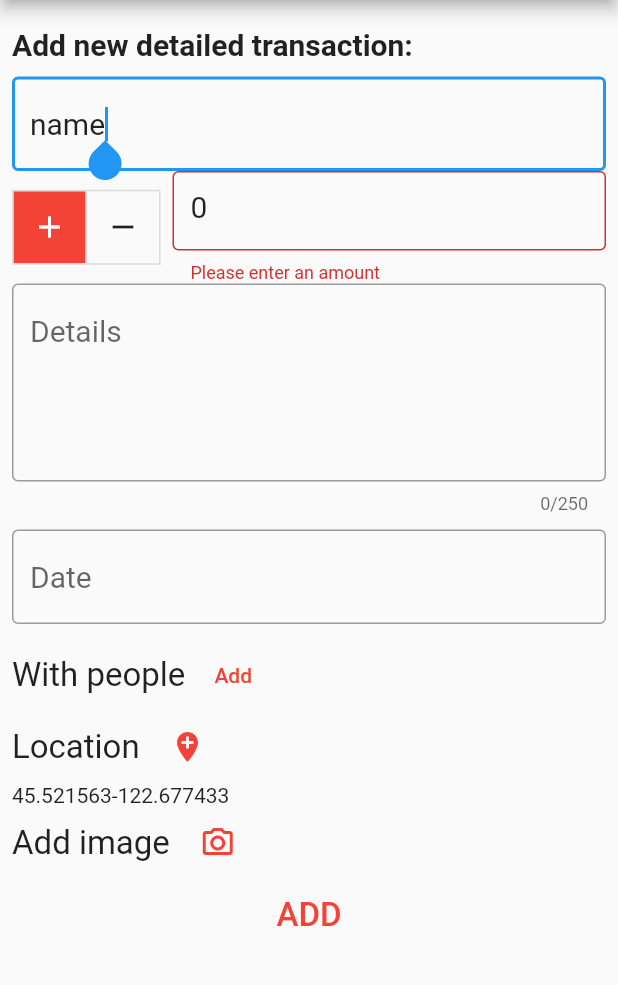
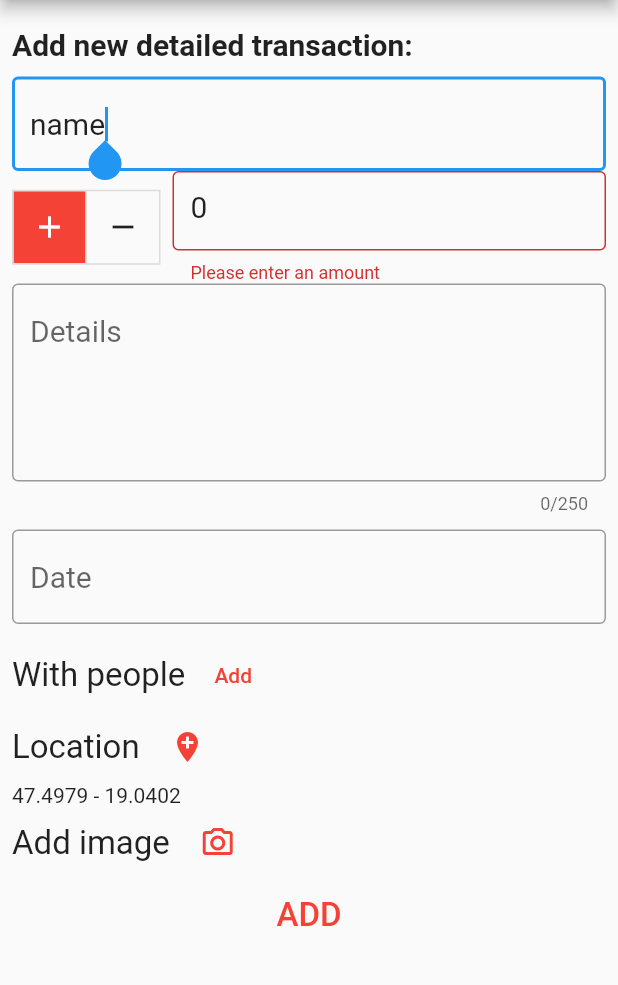
Before and after one commit to vluv99/flutter-money-manager, a Flutter app: the AddTransactionDetail screen opened directly, after a tap on "ADD", on a phone screen of 412 x 824 dp, the part 84-1069 px from its top. Run offline on Flutter 3.47's test engine with Material 2 defaults, Android fonts, the phone set to English and light mode, and no system bars; drawn by our look-alikes of datetime_picker_formfield; our stand-ins replace auto_size_text, flutter_datetime_picker, google_maps_flutter, hive, hive_flutter, image_picker; missing offline and left inert: fluttercontactpicker, place_picker, sticky_grouped_list; accounts and stored records are empty.

Commit message:
small fixes

```diff
--- a/lib/add_transaction_detailed.dart
+++ b/lib/add_transaction_detailed.dart
@@ -4,11 +4,15 @@ import 'package:flutter/material.dart';
 import 'package:flutter/services.dart';
 import 'package:flutter_datetime_picker/flutter_datetime_picker.dart';
 import 'package:fluttercontactpicker/fluttercontactpicker.dart';
+import 'package:google_maps_flutter/google_maps_flutter.dart';
 import 'package:image_picker/image_picker.dart';
 import 'package:intl/intl.dart';
+
 import 'package:money_manager_app/components/amount_input_widget.dart';
 import 'package:money_manager_app/components/fancy_button_windget.dart';
 import 'package:path_provider/path_provider.dart';
+import 'package:place_picker/entities/location_result.dart';
+import 'package:place_picker/widgets/place_picker.dart';
 import 'package:provider/provider.dart';
 import 'package:datetime_picker_formfield/datetime_picker_formfield.dart';
 
@@ -16,7 +20,7 @@ import 'bottom_navbar_widget.dart';
 import 'model/transaction.dart';
 import 'model/transaction_model.dart';
 
-import 'package:place_picker/place_picker.dart';
+//import 'package:place_picker/place_picker.dart';
 
 var dateFormat = DateFormat('yyyy.MM.dd HH:mm');
 var currentcyFormatter = NumberFormat('#,##0', 'hu_HU');
@@ -68,8 +72,9 @@ class _AddTransactionDetailState extends State<AddTransactionDetail> {
     LocationResult result = await Navigator.of(context).push(MaterialPageRoute(
         builder: (context) => PlacePicker(
               "",
-              displayLocation: LatLng(47.162494, 	19.503304),
+              displayLocation: const LatLng(47.4979, 	19.0402),
             )));
+
 
     // Handle the result in your way
     // print(result);
@@ -293,6 +298,7 @@ class _AddTransactionDetailState extends State<AddTransactionDetail> {
                   Row(
                     children: [
                       Text(transaction.lat.toString()),
+                      Text(" - "),
                       Text(transaction.lng.toString())
                     ],
                   ),
--- a/lib/model/transaction.dart
+++ b/lib/model/transaction.dart
@@ -19,14 +19,14 @@ class Transaction {
   DateTime date = DateTime.now();
 
   @HiveField(3)
-  String note =
-      "Lorem ipsum dolor sit amet, consectetur adipiscing elit, sed do eiusmod tempor incididunt ut labore et dolore magna aliqua.";
+  String note = "";
+      //"Lorem ipsum dolor sit amet, consectetur adipiscing elit, sed do eiusmod tempor incididunt ut labore et dolore magna aliqua.";
 
   @HiveField(4)
-  double lat = 45.521563;
+  double lat = 47.4979;
 
   @HiveField(5)
-  double lng = -122.677433;
+  double lng = 19.0402;
 
   @HiveField(6)
   List<String> people = [];//['Peter', 'Bali', 'Pea'];
```
